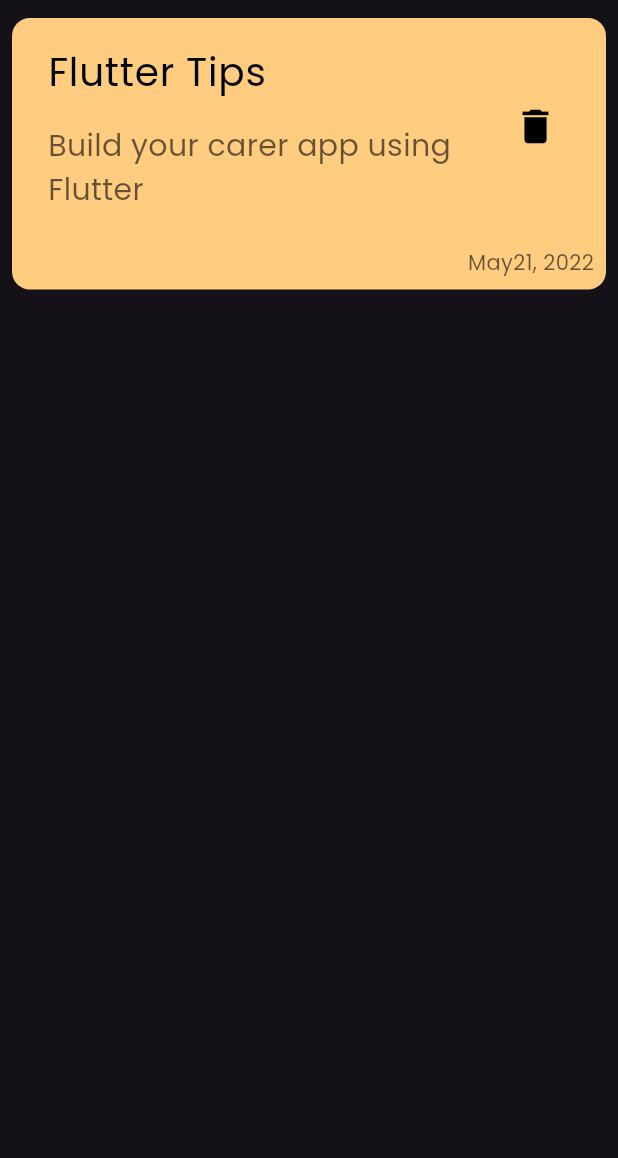
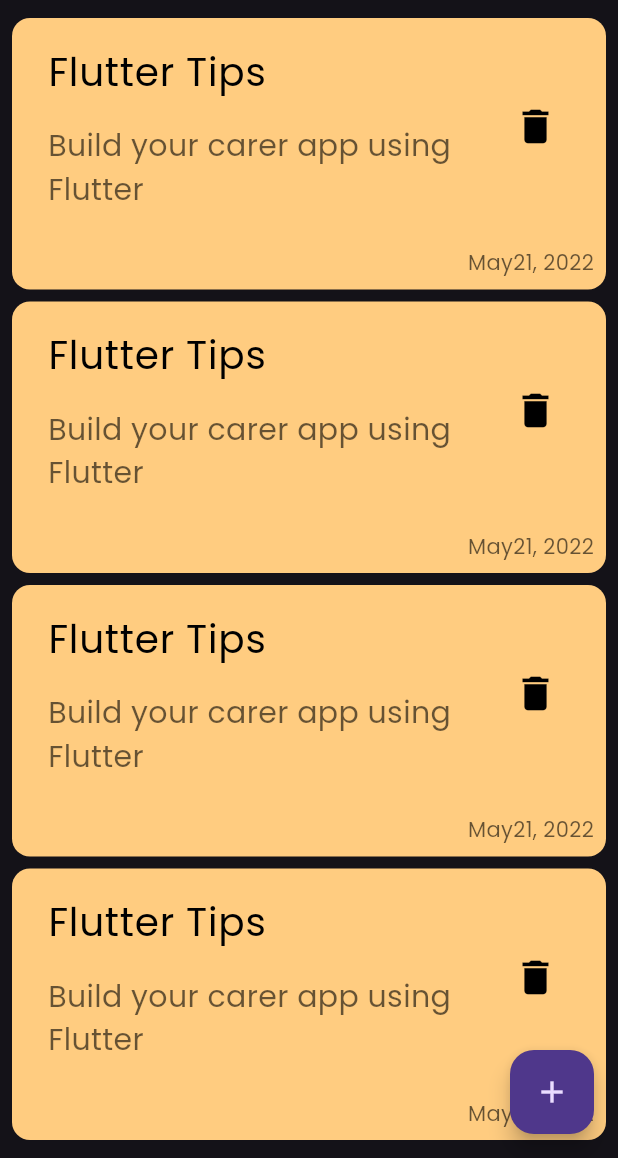
Before and after one commit to Booda-code/Notes-App, a Flutter app: the screen it shows after launch, on a phone screen of 412 x 824 dp, the part 78-1236 px from its top. Run offline on Flutter 3.47's test engine with Material 3 defaults, Android fonts, the phone set to English and light mode, and no system bars.

Commit message:
Add: floating Action Bottom notes_list_view.dart

```diff
--- a/lib/views/notes_view.dart
+++ b/lib/views/notes_view.dart
@@ -7,6 +7,7 @@ class NotesView extends StatelessWidget {
   @override
   Widget build(BuildContext context) {
     return Scaffold(
+      floatingActionButton: FloatingActionButton(onPressed: () {}, child: Icon(Icons.add)),
       body: NotesViewBody(),
     );
   }
--- a/lib/widgets/notes_item.dart
+++ b/lib/widgets/notes_item.dart
@@ -5,7 +5,9 @@ class NotesItem extends StatelessWidget {
 
   @override
   Widget build(BuildContext context) {
-    return Container(
+    return Padding(
+      padding: const EdgeInsets.only(bottom: 8),
+      child: Container(
         padding: const EdgeInsets.all(8.0),
         decoration: BoxDecoration(
           color: Color(0xffffcc80),
@@ -38,6 +40,7 @@ class NotesItem extends StatelessWidget {
             ),
           ],
         ),
+      ),
     );
   }
 }
--- /dev/null
+++ b/lib/widgets/notes_list_view.dart
@@ -0,0 +1,16 @@
+import 'package:flutter/material.dart';
+
+import 'notes_item.dart';
+
+class NotesListView extends StatelessWidget {
+  const NotesListView({super.key});
+final data = const [];
+  @override
+  Widget build(BuildContext context) {
+   return Expanded(
+      child: ListView.builder(itemBuilder: (context, index) {
+        return NotesItem();
+      }),
+    );
+  }
+}
--- a/lib/widgets/notes_view_body.dart
+++ b/lib/widgets/notes_view_body.dart
@@ -1,7 +1,7 @@
 import 'package:flutter/cupertino.dart';
 import 'package:flutter/material.dart';
 import 'package:notes_app/widgets/custom_app_bar.dart';
-import 'package:notes_app/widgets/notes_item.dart';
+import 'package:notes_app/widgets/notes_list_view.dart';
 
 class NotesViewBody extends StatelessWidget {
   const NotesViewBody({super.key});
@@ -13,7 +13,7 @@ class NotesViewBody extends StatelessWidget {
       child: Column(
         children: [
           CustomAppBar(),
-          NotesItem(),
+          NotesListView(),
         ],
       ),
     );
```
Lines whose indentation alone changed are shown as unchanged.
